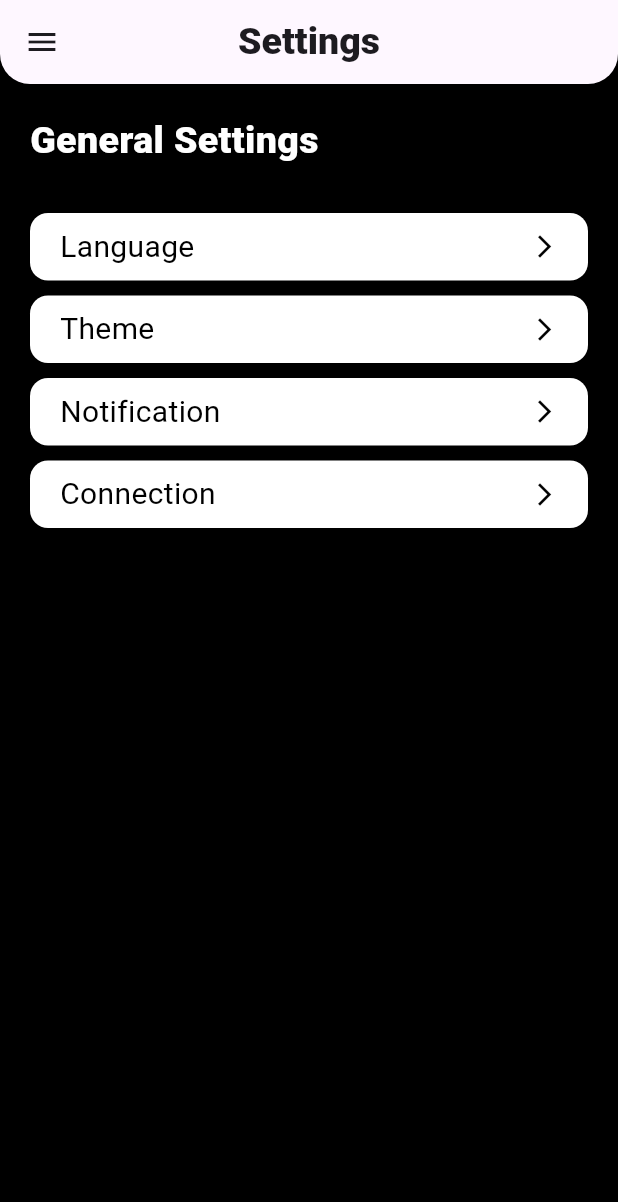
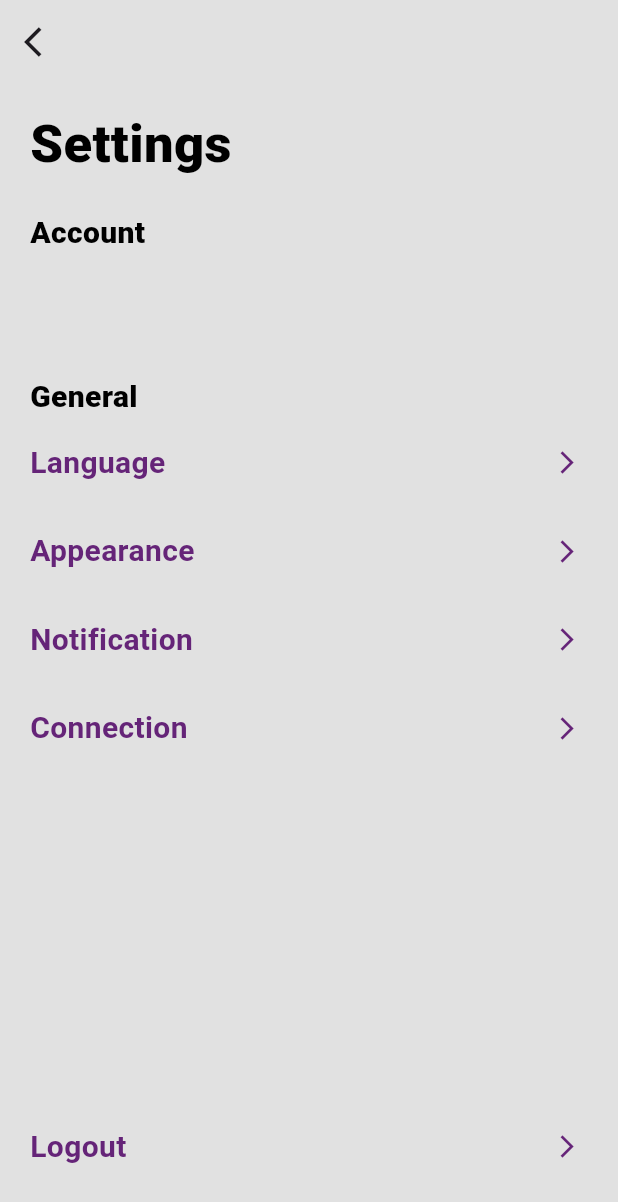
Before and after one commit to AlthafNazeel/R.A.V.E.N, a Flutter app: the Settings screen opened directly, on a phone screen of 412 x 824 dp. Shown: the top 1202 px of the screen. Run offline on Flutter 3.47's test engine with Material 3 defaults, Android fonts, the light colour scheme and no system bars; our stand-ins replace firebase_core, firebase_messaging, video_player; accounts and stored records are empty.

Commit message:
updated settings page

```diff
--- a/raven_frontend/lib/Pages/SettingsPage.dart
+++ b/raven_frontend/lib/Pages/SettingsPage.dart
@@ -16,57 +16,75 @@ class Settings extends StatelessWidget {
   Widget build(BuildContext context) {
     return Scaffold(
       appBar: AppBar(
-        title: Text('Settings',
-        style: TextStyle(
-          fontSize: 25,
-          fontWeight: FontWeight.w800
+        backgroundColor: Color.fromARGB(255, 225, 225, 225),
 
-        ),
-        ),
+        // title: Text('Settings',
+        // style: TextStyle(
+        //   fontSize: 25,
+        //   fontWeight: FontWeight.w800
+
+        // ),
+        // ),
         leading: IconButton (
-            icon: const Icon(Icons.menu),
+            icon: const Icon(Icons.arrow_back_ios),
             onPressed: (){},
             ),
-            shape: RoundedRectangleBorder(
-              borderRadius: BorderRadius.only(
-                bottomLeft: Radius.circular(20),
-                bottomRight: Radius.circular(20)
-              )
-            ),
+
         centerTitle: true,
 
       ),
 
-      backgroundColor: Color.fromARGB(255, 0, 0, 0),
-      body: SafeArea(
+      backgroundColor: Color.fromARGB(255, 225, 225, 225),
+      body: Padding(
+        padding: const EdgeInsets.only(top: 15.0, left: 20.0, right: 15.0,bottom: 30.0),
+        child: SafeArea(
             child: Column(
               crossAxisAlignment: CrossAxisAlignment.start,
               children: [
-              const SizedBox(height: 20),//space box from top
-              Padding(
-                padding: const EdgeInsets.only(left: 20.0),
-                child: Text(
-                  'General Settings',
+                  Text('Settings',
                     style: TextStyle(
-                    fontSize: 25 ,
+                      fontSize: 35 ,
                       fontWeight: FontWeight.w800,
-                    color: Colors.white,
+                      color: Color.fromARGB(255, 0, 0, 0),
                     ),
                   ),
+                  const SizedBox(height: 20),
+                  Text('Account',
+                    style: TextStyle(
+                      fontSize: 20 ,
+                      fontWeight: FontWeight.w800,
+                      color: Color.fromARGB(255, 0, 0, 0),
+                    ) ,
+                  ),
+                  const SizedBox(height: 80),
+                  Text('General',
+                    style: TextStyle(
+                      fontSize: 20 ,
+                      fontWeight: FontWeight.w800,
+                      color: Color.fromARGB(255, 0, 0, 0),
+                    ) ,
                   ),
 
-              const SizedBox(height: 30),//space box from top
+
+
+
+                // const SizedBox(height: 30),//space box from top
 
                 AccountOption(context,'Language'),
-              const SizedBox(height: 10),//space box from top
-              AccountOption(context,'Theme'),
-              const SizedBox(height: 10),//space box from top
+                // const SizedBox(height: 20),//space box from top
+                AccountOption(context,'Appearance'),
+                // const SizedBox(height: 20),//space box from top
                 AccountOption(context,'Notification'),
-              const SizedBox(height: 10),//space box from top
+                // const SizedBox(height: 20),//space box from top
                 AccountOption(context,'Connection'),
+                 Expanded(
+                  child: SizedBox(), // Takes up remaining space
+                ),
+                AccountOption(context,'Logout'),
 
               ],
 
+            ),
         ),
       ),
     );
@@ -77,14 +95,14 @@ GestureDetector AccountOption(BuildContext context, String title) {
   return GestureDetector(
 
     child: Padding(
-      padding: const EdgeInsets.only(left: 20, right: 20),
+      padding: const EdgeInsets.only(left: 0, right: 10),
       child: Container(
         decoration: BoxDecoration(
-          color: Colors.white,
-          borderRadius: BorderRadius.circular(12.0), // Adjust the border radius as needed
+          // color: Color.fromARGB(255, 101, 36, 120),
+          // borderRadius: BorderRadius.circular(12.0), // Adjust the border radius as needed
         ),
         child: Padding(
-          padding: const EdgeInsets.symmetric(vertical: 8, horizontal: 20),
+          padding: const EdgeInsets.symmetric(vertical: 15, horizontal: 0),
           child: Row(
             mainAxisAlignment: MainAxisAlignment.spaceBetween,
             children: [
@@ -92,13 +110,13 @@ GestureDetector AccountOption(BuildContext context, String title) {
                 title,
                 style: TextStyle(
                   fontSize: 20,
-                  fontWeight: FontWeight.w400,
-                  color: Colors.black,
+                  fontWeight: FontWeight.w700,
+                  color: Color.fromARGB(255, 101, 36, 120),
                 ),
               ),
               Icon(
                 Icons.arrow_forward_ios,
-                color: Colors.black,
+                color: const Color.fromARGB(255, 101, 36, 120),
                 size: 18,
               ),
             ],
```
Lines whose indentation alone changed are shown as unchanged.
